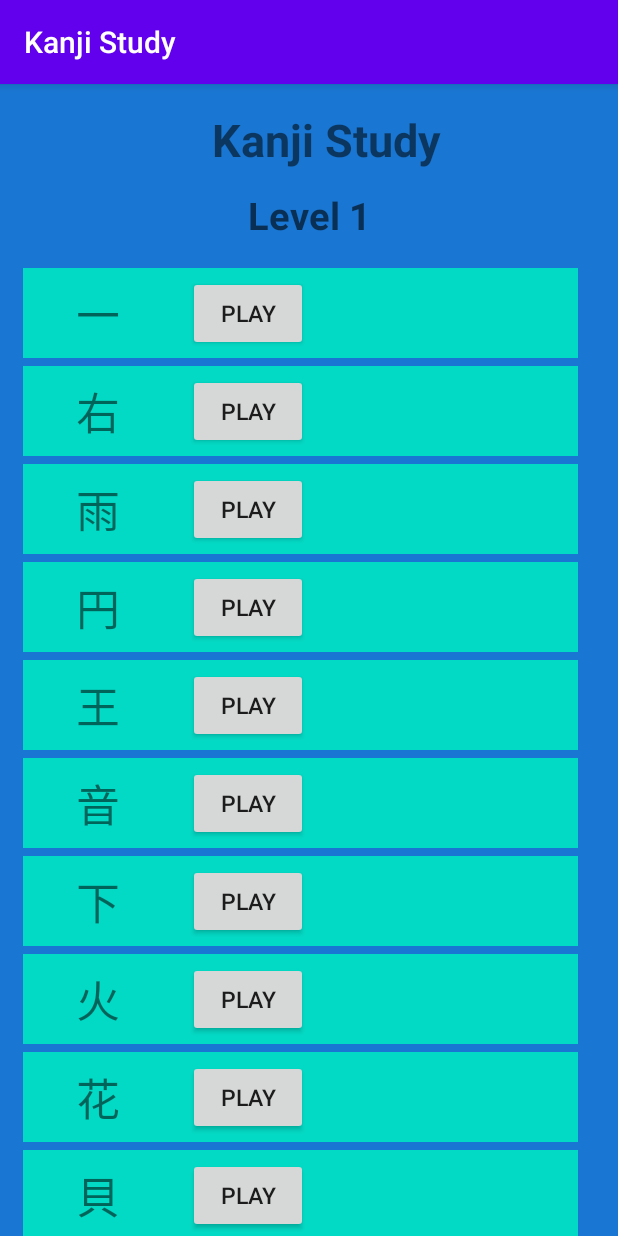
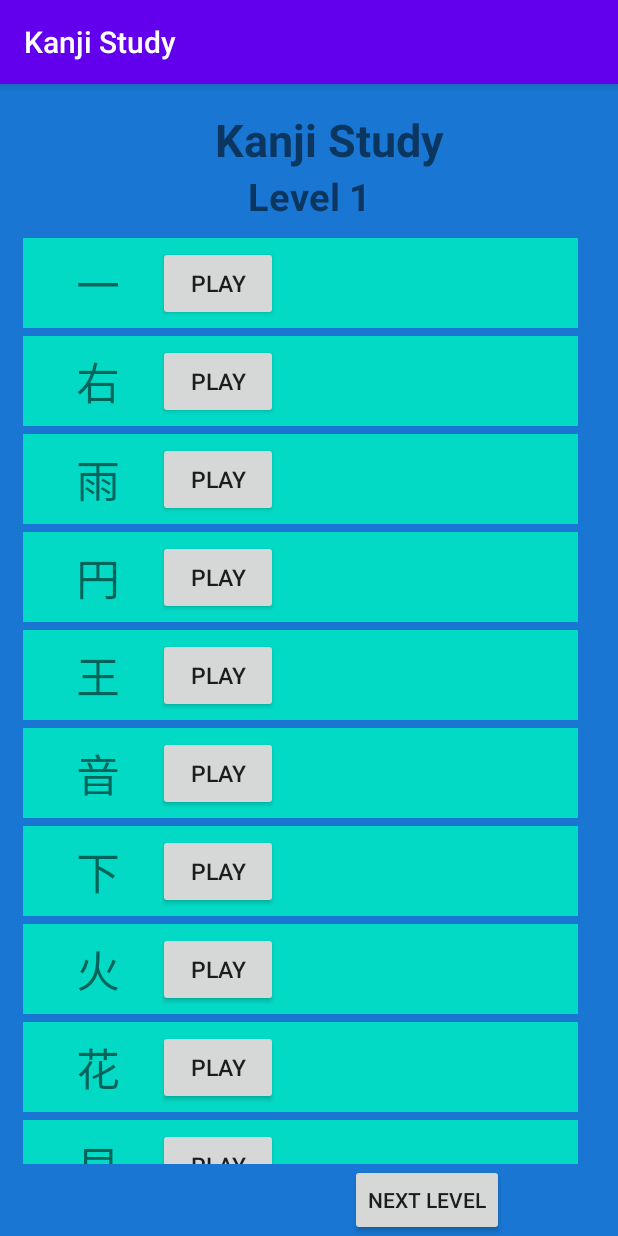
Before and after one commit to sergioparamo/kanjistudy, an Android app: the screen it shows after launch (MainActivity), on a phone screen of 412 x 824 dp. Run offline under Robolectric (Android 15) with nearby library versions, the phone set to English and light mode, and no system bars; our stand-ins replace Room's generated code.

Commit message:
added level-navigation logic, fixed some bugs on the database logic

```diff
--- a/app/src/main/AndroidManifest.xml
+++ b/app/src/main/AndroidManifest.xml
@@ -11,7 +11,7 @@
         android:roundIcon="@mipmap/ic_launcher_round"
         android:supportsRtl="true"
         android:theme="@style/AppTheme">
-        <activity android:name=".views.MainActivity" android:theme="@style/AppTheme.Launcher">
+        <activity android:name=".views.MainActivity" ><!--android:theme="@style/AppTheme.Launcher"-->
             <intent-filter>
                 <action android:name="android.intent.action.MAIN" />
 
--- a/app/src/main/java/com/kanjistudy/views/MainActivity.java
+++ b/app/src/main/java/com/kanjistudy/views/MainActivity.java
@@ -6,11 +6,14 @@ import androidx.recyclerview.widget.RecyclerView;
 
 import android.os.Bundle;
 import android.util.Log;
+import android.view.View;
+import android.widget.Button;
 import android.widget.TextView;
 
 import com.kanjistudy.R;
 import com.kanjistudy.api.ApiKanji;
 import com.kanjistudy.controllers.LocalDBAdapter;
+import com.kanjistudy.controllers.ToastsConfig;
 import com.kanjistudy.database.KanjiDao;
 import com.kanjistudy.database.KanjiDatabase;
 import com.kanjistudy.database.KanjiRepository;
@@ -38,26 +41,43 @@ public class MainActivity extends AppCompatActivity {
     private Retrofit retrofit;
     private HttpLoggingInterceptor interceptor;
     private OkHttpClient.Builder httpClientBuilder;
+    private Button lastLevel, nextLevel;
 
     private String kanji;
-    private TextView kanjiValueTextView;
+    public TextView currentLevelTextView;
 
 
     //LOCAL DB VARIABLES
     static KanjiDatabase kanjiDatabase;
     static KanjiDao kanjiDao;
     static KanjiRepository kanjiRepository;
+    public static int levelIndex = 1;
 
+    ToastsConfig toastsConfig = new ToastsConfig();
 
     @Override
     protected void onCreate(Bundle savedInstanceState) {
         super.onCreate(savedInstanceState);
         setContentView(R.layout.activity_main);
 
-       /* kanjiList = new ArrayList<Kanji>();
-        myAdapter = new MyAdapter(kanjiList);*/
 
-       localDBAdapter = new LocalDBAdapter(localKanjiList);
+        lastLevel = findViewById(R.id.previous_level_button);
+        nextLevel = findViewById(R.id.next_level_button);
+        currentLevelTextView = findViewById(R.id.currentLevelTextViewMain);
+        currentLevelTextView.setText("Level " + levelIndex);
+
+        if (levelIndex == 1){
+            lastLevel.setVisibility(View.INVISIBLE);
+        }else if (levelIndex == 6){
+            nextLevel.setVisibility(View.INVISIBLE);
+        }
+
+
+
+
+        toastsConfig.showToastByDuration(getApplicationContext(), 2, Integer.toString(levelIndex));
+
+        localDBAdapter = new LocalDBAdapter(localKanjiList);
 
         recyclerViewMain = findViewById(R.id.recyclerViewMain);
         recyclerViewMain.setAdapter(localDBAdapter);
@@ -65,7 +85,6 @@ public class MainActivity extends AppCompatActivity {
         LinearLayoutManager layoutManager = new LinearLayoutManager(this);
         recyclerViewMain.setLayoutManager(layoutManager);
 
-        kanjiValueTextView = findViewById(R.id.characterValueTextView);
 
         //callApi("https://kanjiapi.dev/v1/kanji/grade-1");
 
@@ -73,6 +92,53 @@ public class MainActivity extends AppCompatActivity {
         kanjiDao = kanjiDatabase.kanjiDao();
         kanjiRepository = new KanjiRepository(kanjiDao);
         loadKanjis();
+
+        localKanjiList = kanjiRepository.getKanjisByLevel(levelIndex);
+        localDBAdapter.setKanjis(localKanjiList);
+
+        nextLevel.setOnClickListener(new View.OnClickListener() {
+            @Override
+            public void onClick(View v) {
+
+                levelIndex++;
+                toastsConfig.showToastByDuration(getApplicationContext(), 2, Integer.toString(levelIndex));
+
+                if (levelIndex == 6) {
+                    nextLevel.setVisibility(View.INVISIBLE);
+                } else {
+                    //Making visible the previous level button
+                    lastLevel.setVisibility(View.VISIBLE);
+                    //Loading the previous kanji dataset
+                    localKanjiList = kanjiRepository.getKanjisByLevel(levelIndex);
+                    localDBAdapter.setKanjis(localKanjiList);
+
+                }
+
+                currentLevelTextView.setText("Level " + levelIndex);
+
+            }
+        });
+
+        lastLevel.setOnClickListener(new View.OnClickListener() {
+            @Override
+            public void onClick(View v) {
+
+                levelIndex--;
+                toastsConfig.showToastByDuration(getApplicationContext(), 2, Integer.toString(levelIndex));
+
+                if (levelIndex == 1) {
+                    lastLevel.setVisibility(View.INVISIBLE);
+                }else{
+                    //Making visible the next level button
+                    nextLevel.setVisibility(View.VISIBLE);
+                    //Loading the next kanji dataset
+                    localKanjiList = kanjiRepository.getKanjisByLevel(levelIndex);
+                    localDBAdapter.setKanjis(localKanjiList);
+                }
+
+                currentLevelTextView.setText("Level " + levelIndex);
+            }
+        });
 
 
     }
@@ -159,14 +225,11 @@ public class MainActivity extends AppCompatActivity {
             kanjiRepository.insert(kanjiDb);
         }
 
-
-        for (int i = 1; i <= 6; i++) {
+        /*for (int i = 1; i <= 6; i++) {
             System.out.println("*************** NIVEL: " + i + " ******************************");
             System.out.println(kanjiRepository.getKanjisByLevel(i));
-        }
+        }*/
 
-
-        localDBAdapter.setKanjis(kanjiRepository.getAllKanjis());
 
     }
 }
--- a/app/src/main/res/layout/activity_main.xml
+++ b/app/src/main/res/layout/activity_main.xml
@@ -11,44 +11,46 @@
 
     <androidx.recyclerview.widget.RecyclerView
         android:id="@+id/recyclerViewMain"
-        android:layout_width="match_parent"
-        android:layout_height="wrap_content"
+        android:layout_width="0dp"
+        android:layout_height="0dp"
 
         android:layout_marginStart="5dp"
-        android:layout_marginTop="60dp"
-
+        android:layout_marginTop="5dp"
         android:layout_marginEnd="5dp"
         android:visibility="visible"
+
+
+        app:layout_constraintBottom_toTopOf="@+id/next_level_button"
         app:layout_constraintEnd_toEndOf="parent"
-        app:layout_constraintHorizontal_bias="0.42"
+        app:layout_constraintHorizontal_bias="0.523"
         app:layout_constraintStart_toStartOf="parent"
-        app:layout_constraintTop_toBottomOf="@+id/textView"
+        app:layout_constraintTop_toBottomOf="@+id/currentLevelTextViewMain"
+        app:layout_constraintVertical_bias="1.0"
         tools:listitem="@layout/kanji_list" />
 
     <TextView
+        android:id="@+id/currentLevelTextViewMain"
         style="@style/textStyle"
-        android:id="@+id/currentLevelTextViewMain"
         android:layout_width="200dp"
         android:layout_height="wrap_content"
+        android:gravity="center"
         android:hint="Level 1"
-        android:gravity="center"
         android:textSize="25dp"
         android:textStyle="bold"
-        app:layout_constraintBottom_toTopOf="@+id/recyclerViewMain"
         app:layout_constraintEnd_toEndOf="parent"
         app:layout_constraintStart_toStartOf="parent"
         app:layout_constraintTop_toBottomOf="@+id/textView" />
 
     <TextView
+        android:id="@+id/textView"
         style="@style/textStyle"
-        android:id="@+id/textView"
         android:layout_width="wrap_content"
         android:layout_height="wrap_content"
         android:text="Kanji Study"
         android:textSize="30dp"
         android:textStyle="bold"
         app:layout_constraintBottom_toBottomOf="parent"
-        app:layout_constraintHorizontal_bias="0.544"
+        app:layout_constraintHorizontal_bias="0.552"
         app:layout_constraintLeft_toLeftOf="parent"
         app:layout_constraintRight_toRightOf="parent"
         app:layout_constraintTop_toTopOf="parent"
@@ -58,25 +60,27 @@
         android:id="@+id/previous_level_button"
         android:layout_width="wrap_content"
         android:layout_height="wrap_content"
+        android:layout_marginEnd="16dp"
         android:text="Previous level"
         app:layout_constraintBottom_toBottomOf="parent"
         app:layout_constraintEnd_toEndOf="@+id/recyclerViewMain"
-        app:layout_constraintHorizontal_bias="0.212"
+        app:layout_constraintHorizontal_bias="0.269"
         app:layout_constraintStart_toStartOf="@+id/recyclerViewMain"
-        app:layout_constraintTop_toBottomOf="@+id/recyclerViewMain" />
+        app:layout_constraintTop_toBottomOf="@+id/recyclerViewMain"
+        app:layout_constraintVertical_bias="0.0"
+       />
 
     <Button
         android:id="@+id/next_level_button"
-        android:layout_width="121dp"
-        android:layout_height="47dp"
+        android:layout_width="wrap_content"
+        android:layout_height="wrap_content"
+        android:layout_marginStart="16dp"
         android:text="Next level"
         app:layout_constraintBottom_toBottomOf="parent"
         app:layout_constraintEnd_toEndOf="@+id/recyclerViewMain"
-        app:layout_constraintHorizontal_bias="0.832"
+        app:layout_constraintHorizontal_bias="0.75"
         app:layout_constraintRight_toRightOf="@id/next_level_button"
-        app:layout_constraintStart_toStartOf="@+id/recyclerViewMain"
-        app:layout_constraintTop_toBottomOf="@+id/recyclerViewMain"
-        app:layout_constraintVertical_bias="0.492" />
+        app:layout_constraintStart_toStartOf="@+id/recyclerViewMain" />
 
 
 </androidx.constraintlayout.widget.ConstraintLayout>
--- a/app/src/main/res/layout/kanji_list.xml
+++ b/app/src/main/res/layout/kanji_list.xml
@@ -30,14 +30,11 @@
 
     <Button
         android:id="@+id/soundButton"
-        android:layout_marginLeft="20dp"
-        android:textSize="15dp"
-        android:text="Play"
         android:layout_width="80dp"
         android:layout_height="50dp"
-        android:layout_toRightOf="@+id/characterValueTextView" />
-
-
+        android:layout_toRightOf="@+id/characterValueTextView"
+        android:text="Play"
+        android:textSize="15dp" />
 
 
 </RelativeLayout>
```
